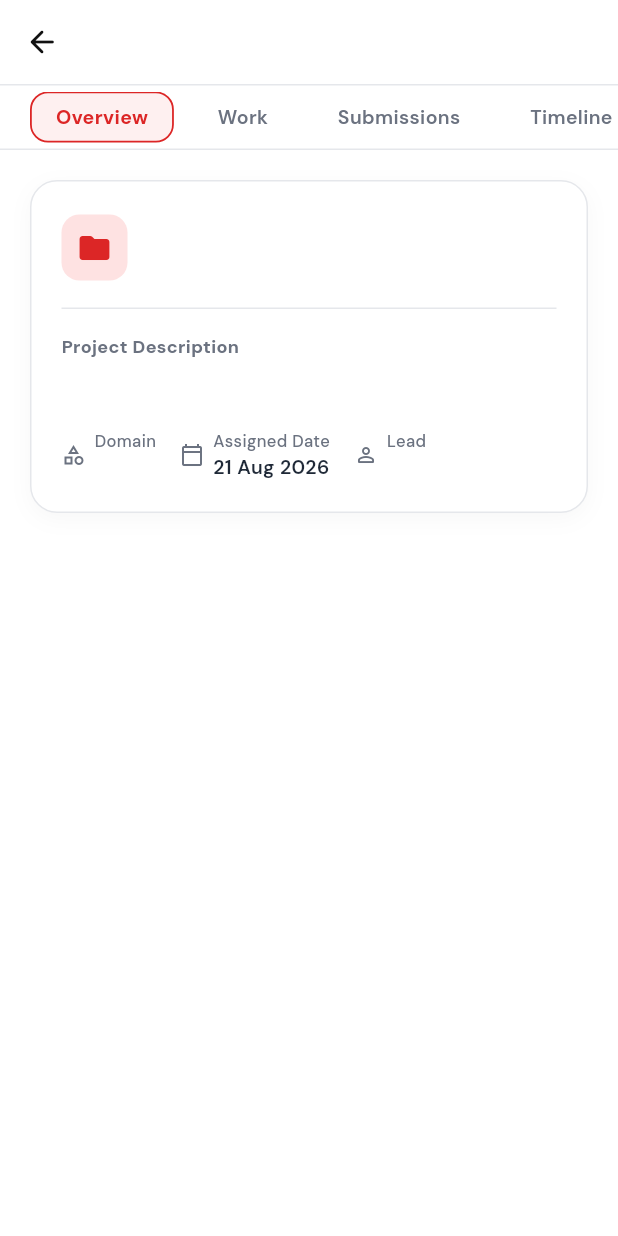
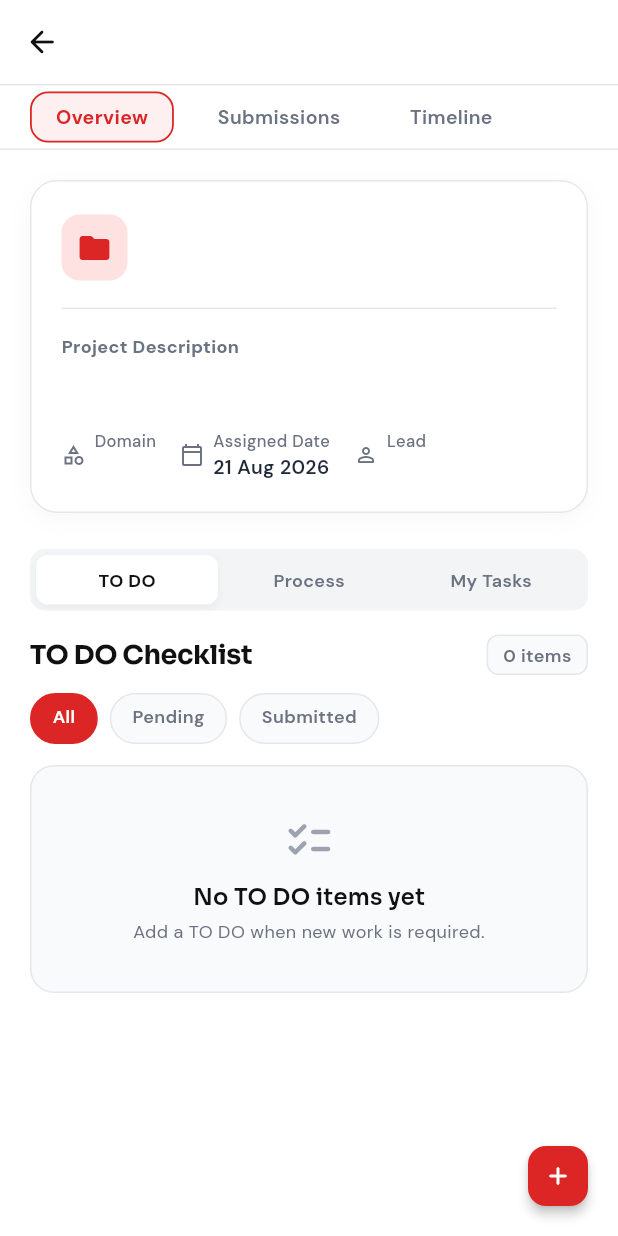
Before and after one commit to kevorchsbd-org/kevorch-tasks, a Flutter app: the EmployeeProjectDetailsScreen screen opened directly with empty values, on a phone screen of 412 x 824 dp. Run offline on Flutter 3.47's test engine with Material 3 defaults, Android fonts, the light colour scheme and no system bars; our stand-ins replace google_fonts, package_info_plus, shared_preferences; accounts and stored records are empty.

Commit message:
spalsh ceren

```diff
--- a/lib/main.dart
+++ b/lib/main.dart
@@ -1,7 +1,7 @@
 import 'package:flutter/material.dart';
 import 'core/theme/app_theme.dart';
 import 'core/session/session_service.dart';
-import 'core/session/session_gate.dart';
+import 'screens/splash/splash_screen.dart';
 
 void main() async {
   WidgetsFlutterBinding.ensureInitialized();
@@ -18,7 +18,7 @@ class AdminProjectManagementApp extends StatelessWidget {
       title: 'Admin Project Management',
       debugShowCheckedModeBanner: false,
       theme: AppTheme.lightTheme,
-      home: const SessionGate(),
+      home: const SplashScreen(),
     );
   }
 }
--- a/lib/screens/employee/employee_project_details_screen.dart
+++ b/lib/screens/employee/employee_project_details_screen.dart
@@ -116,7 +116,7 @@ class _EmployeeProjectDetailsScreenState
           ),
           floatingActionButton: isProjectCompleted
               ? null
-              : (_selectedTab == 1
+              : (_selectedTab == 0
                   ? (_workSubTab == 0
                       ? FloatingActionButton.small(
                           onPressed: () => _TodoBottomSheet.show(
@@ -136,7 +136,7 @@ class _EmployeeProjectDetailsScreenState
                               child: const Icon(Icons.add_rounded, color: AppColors.white, size: 20),
                             )
                           : null)
-                  : _selectedTab == 2
+                  : _selectedTab == 1
                       ? FloatingActionButton.small(
                           onPressed: () => _openStudentSubmissionForm(null),
                           backgroundColor: AppColors.primaryRed,
@@ -155,10 +155,10 @@ class _EmployeeProjectDetailsScreenState
                 child: ListView.separated(
                   scrollDirection: Axis.horizontal,
                   padding: const EdgeInsets.symmetric(horizontal: 20),
-                  itemCount: 4,
+                  itemCount: 3,
                   separatorBuilder: (context, index) => const SizedBox(width: 12),
                   itemBuilder: (context, index) {
-                    final tabs = ['Overview', 'Work', 'Submissions', 'Timeline'];
+                    final tabs = ['Overview', 'Submissions', 'Timeline'];
                     final title = tabs[index];
                     final isSelected = _selectedTab == index;
 
@@ -225,20 +225,33 @@ class _EmployeeProjectDetailsScreenState
   }) {
     switch (_selectedTab) {
       case 0:
-        return _buildOverviewTab(updatedProject);
+        return _buildOverviewTab(
+          context,
+          updatedProject: updatedProject,
+          allTodos: allTodos,
+          filteredTodos: filteredTodos,
+          projectTasks: projectTasks,
+        );
       case 1:
-        return _buildWorkTab(context, allTodos, filteredTodos, updatedProject, projectTasks);
+        return _buildSubmissionsTab(context, filteredSubs);
       case 2:
-        return _buildSubmissionsTab(context, filteredSubs);
-      case 3:
         return _buildTimelineTab(context, updatedProject);
       default:
         return const SizedBox();
     }
   }
 
-  Widget _buildOverviewTab(ProjectModel updatedProject) {
-    return FadeSlideTransition(
+  Widget _buildOverviewTab(
+    BuildContext context, {
+    required ProjectModel updatedProject,
+    required List<EmployeeTodoModel> allTodos,
+    required List<EmployeeTodoModel> filteredTodos,
+    required List<TaskModel> projectTasks,
+  }) {
+    return Column(
+      crossAxisAlignment: CrossAxisAlignment.start,
+      children: [
+        FadeSlideTransition(
           delay: const Duration(milliseconds: 60),
           child: Container(
             padding: const EdgeInsets.all(20),
@@ -338,6 +351,10 @@ class _EmployeeProjectDetailsScreenState
               ],
             ),
           ),
+        ),
+        const SizedBox(height: 24),
+        _buildWorkTab(context, allTodos, filteredTodos, updatedProject, projectTasks),
+      ],
     );
   }
 
```
Also changed, not shown: lib/screens/employee/employee_dashboard_screen.dart (+17 -4 lines), lib/screens/splash/splash_screen.dart (added, +231 -0 lines), pubspec.lock. Lines whose indentation alone changed are shown as unchanged.
